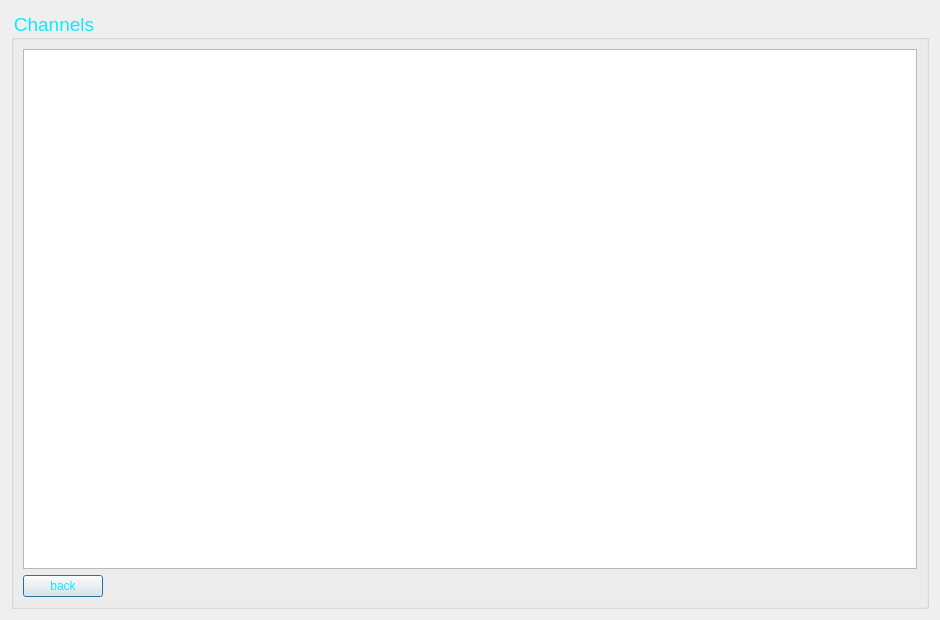
MahanBeidokhti/AP-Messenger, file massenger/getchannellist_dialog.ui: the form before one commit.
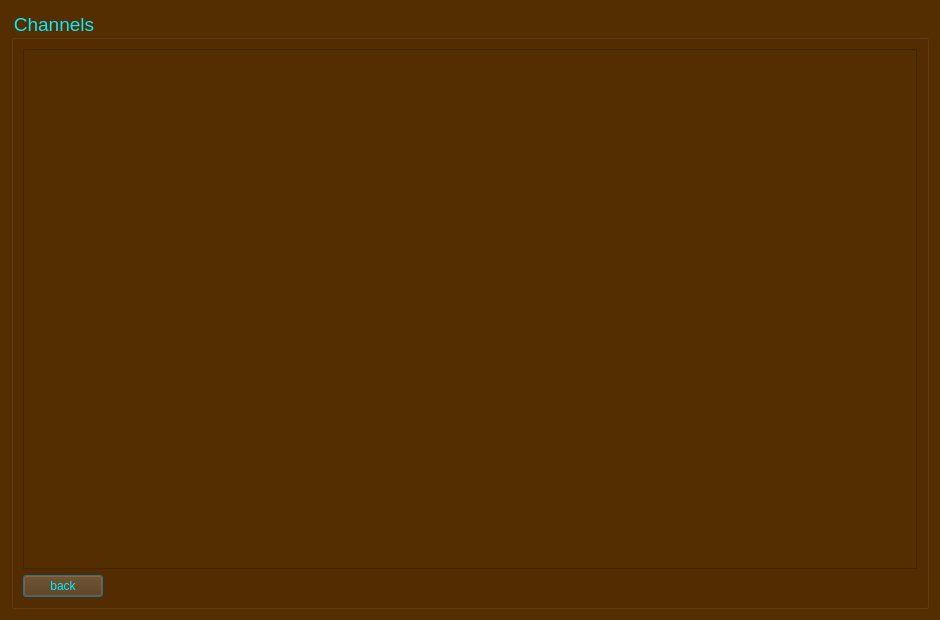
The form after the commit.

The edit to the form file:
```diff
--- a/massenger/getchannellist_dialog.ui
+++ b/massenger/getchannellist_dialog.ui
@@ -14,7 +14,7 @@
    <string>Dialog</string>
   </property>
   <property name="styleSheet">
-   <string notr="true"/>
+   <string notr="true">background-color: rgb(84, 45, 1);</string>
   </property>
   <layout class="QVBoxLayout" name="verticalLayout">
    <item>
@@ -40,7 +40,11 @@
        </widget>
       </item>
       <item row="0" column="0" colspan="2">
-       <widget class="QTextEdit" name="channel_list_textEdit"/>
+       <widget class="QTextEdit" name="channel_list_textEdit">
+        <property name="styleSheet">
+         <string notr="true">font: 12pt &quot;Segoe UI&quot;;</string>
+        </property>
+       </widget>
       </item>
      </layout>
     </widget>
```
